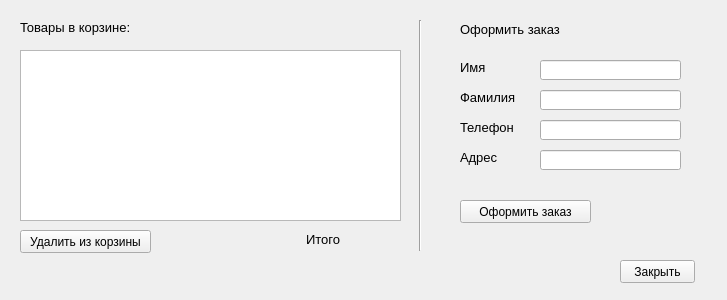
Old version of the form myClient/basket.ui in the repository deeqi/kurs_pr.
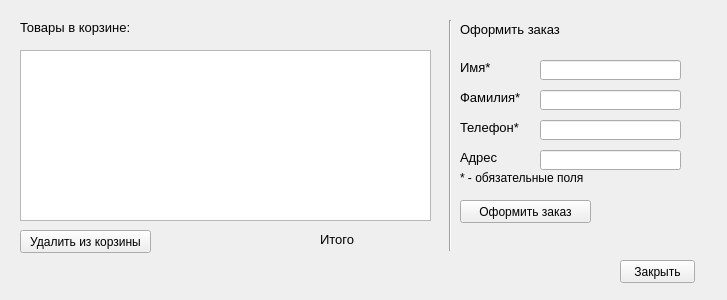
New version of the form.

The edit to the form file:
```diff
--- a/myClient/basket.ui
+++ b/myClient/basket.ui
@@ -31,7 +31,7 @@
     <rect>
      <x>20</x>
      <y>50</y>
-     <width>381</width>
+     <width>411</width>
      <height>171</height>
     </rect>
    </property>
@@ -102,7 +102,7 @@
     </rect>
    </property>
    <property name="text">
-    <string>&lt;html&gt;&lt;head/&gt;&lt;body&gt;&lt;p&gt;&lt;span style=&quot; font-size:10pt;&quot;&gt;Имя&lt;/span&gt;&lt;/p&gt;&lt;/body&gt;&lt;/html&gt;</string>
+    <string>&lt;html&gt;&lt;head/&gt;&lt;body&gt;&lt;p&gt;&lt;span style=&quot; font-size:10pt;&quot;&gt;Имя*&lt;/span&gt;&lt;/p&gt;&lt;/body&gt;&lt;/html&gt;</string>
    </property>
   </widget>
   <widget class="QLabel" name="label_4">
@@ -115,7 +115,7 @@
     </rect>
    </property>
    <property name="text">
-    <string>&lt;html&gt;&lt;head/&gt;&lt;body&gt;&lt;p&gt;&lt;span style=&quot; font-size:10pt;&quot;&gt;Фамилия&lt;/span&gt;&lt;/p&gt;&lt;/body&gt;&lt;/html&gt;</string>
+    <string>&lt;html&gt;&lt;head/&gt;&lt;body&gt;&lt;p&gt;&lt;span style=&quot; font-size:10pt;&quot;&gt;Фамилия*&lt;/span&gt;&lt;/p&gt;&lt;/body&gt;&lt;/html&gt;</string>
    </property>
   </widget>
   <widget class="QLabel" name="label_5">
@@ -128,7 +128,7 @@
     </rect>
    </property>
    <property name="text">
-    <string>&lt;html&gt;&lt;head/&gt;&lt;body&gt;&lt;p&gt;&lt;span style=&quot; font-size:10pt;&quot;&gt;Телефон&lt;/span&gt;&lt;/p&gt;&lt;/body&gt;&lt;/html&gt;</string>
+    <string>&lt;html&gt;&lt;head/&gt;&lt;body&gt;&lt;p&gt;&lt;span style=&quot; font-size:10pt;&quot;&gt;Телефон*&lt;/span&gt;&lt;/p&gt;&lt;/body&gt;&lt;/html&gt;</string>
    </property>
   </widget>
   <widget class="QPushButton" name="makeOrder">
@@ -183,7 +183,7 @@
   <widget class="QLabel" name="label_7">
    <property name="geometry">
     <rect>
-     <x>306</x>
+     <x>320</x>
      <y>230</y>
      <width>41</width>
      <height>20</height>
@@ -196,7 +196,7 @@
   <widget class="Line" name="line">
    <property name="geometry">
     <rect>
-     <x>410</x>
+     <x>440</x>
      <y>20</y>
      <width>20</width>
      <height>231</height>
@@ -209,7 +209,7 @@
   <widget class="QLabel" name="price">
    <property name="geometry">
     <rect>
-     <x>350</x>
+     <x>360</x>
      <y>230</y>
      <width>71</width>
      <height>20</height>
@@ -232,6 +232,32 @@
     <string>&lt;html&gt;&lt;head/&gt;&lt;body&gt;&lt;p&gt;&lt;br/&gt;&lt;/p&gt;&lt;/body&gt;&lt;/html&gt;</string>
    </property>
   </widget>
+  <widget class="QLabel" name="label_8">
+   <property name="geometry">
+    <rect>
+     <x>460</x>
+     <y>170</y>
+     <width>171</width>
+     <height>16</height>
+    </rect>
+   </property>
+   <property name="text">
+    <string>* - обязательные поля</string>
+   </property>
+  </widget>
+  <widget class="QLabel" name="basketError">
+   <property name="geometry">
+    <rect>
+     <x>170</x>
+     <y>230</y>
+     <width>141</width>
+     <height>21</height>
+    </rect>
+   </property>
+   <property name="text">
+    <string/>
+   </property>
+  </widget>
  </widget>
  <resources/>
  <connections/>
```
